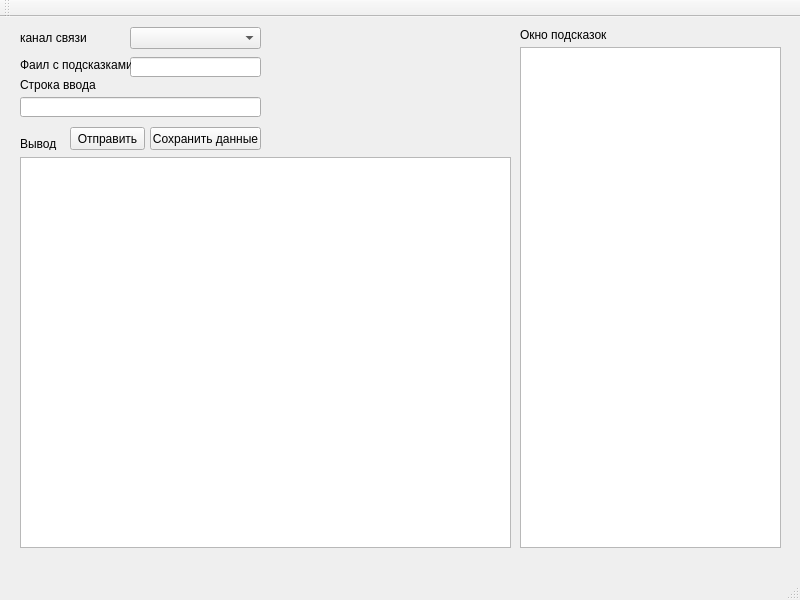
Qt form robotmanager1/mainwindow.ui (ais1199/robotmanager) before a commit.
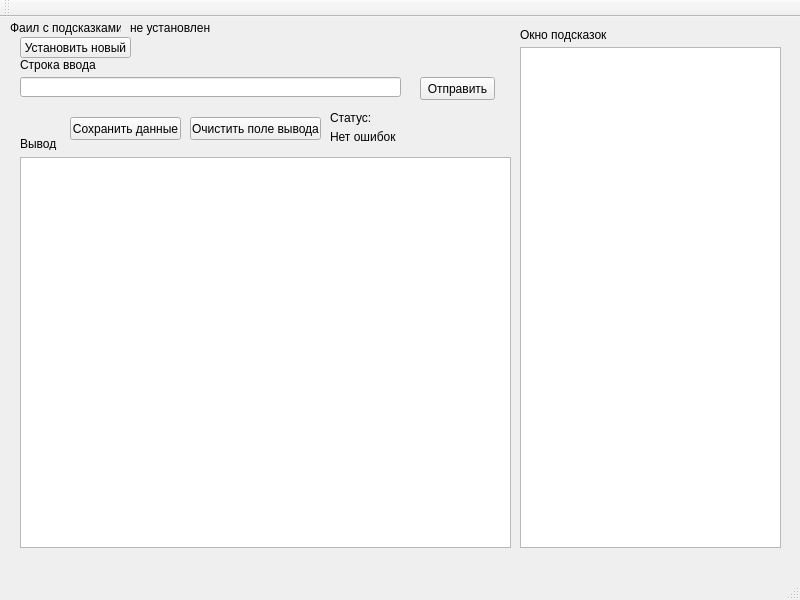
The same form after that commit.

Commit message: Пользовательский интерфейс в процессе доработки. Функции все доступны. Надо доработать маленькие грехи (вроде изъятия лишних пробелов и установки нормально кодировки) и приступить к работе с роботом. Возможно придется вернуть поле с каналами связи.

```diff
--- a/robotmanager1/mainwindow.ui
+++ b/robotmanager1/mainwindow.ui
@@ -28,8 +28,8 @@
     <property name="geometry">
      <rect>
       <x>20</x>
-      <y>80</y>
-      <width>241</width>
+      <y>60</y>
+      <width>381</width>
       <height>20</height>
      </rect>
     </property>
@@ -38,7 +38,7 @@
     <property name="geometry">
      <rect>
       <x>20</x>
-      <y>60</y>
+      <y>40</y>
       <width>81</width>
       <height>16</height>
      </rect>
@@ -63,8 +63,8 @@
    <widget class="QPushButton" name="send">
     <property name="geometry">
      <rect>
-      <x>70</x>
-      <y>110</y>
+      <x>420</x>
+      <y>60</y>
       <width>75</width>
       <height>23</height>
      </rect>
@@ -73,50 +73,30 @@
      <string>Отправить</string>
     </property>
    </widget>
-   <widget class="QComboBox" name="port">
+   <widget class="QLabel" name="mfn">
     <property name="geometry">
      <rect>
       <x>130</x>
-      <y>10</y>
-      <width>131</width>
-      <height>22</height>
-     </rect>
-    </property>
-   </widget>
-   <widget class="QLabel" name="label_3">
-    <property name="geometry">
-     <rect>
-      <x>20</x>
-      <y>10</y>
-      <width>71</width>
+      <y>0</y>
+      <width>381</width>
       <height>21</height>
      </rect>
     </property>
     <property name="text">
-     <string>канал связи</string>
-    </property>
-   </widget>
-   <widget class="QLineEdit" name="podskazkifname">
-    <property name="geometry">
-     <rect>
-      <x>130</x>
-      <y>40</y>
-      <width>131</width>
-      <height>20</height>
-     </rect>
+     <string>не установлен</string>
     </property>
    </widget>
    <widget class="QLabel" name="label_4">
     <property name="geometry">
      <rect>
-      <x>20</x>
-      <y>40</y>
+      <x>10</x>
+      <y>0</y>
       <width>111</width>
-      <height>16</height>
+      <height>21</height>
      </rect>
     </property>
     <property name="text">
-     <string>Фаил с подсказками</string>
+     <string>Фаил с подсказками:</string>
     </property>
    </widget>
    <widget class="QPlainTextEdit" name="commands">
@@ -145,8 +125,8 @@
    <widget class="QPushButton" name="save">
     <property name="geometry">
      <rect>
-      <x>150</x>
-      <y>110</y>
+      <x>70</x>
+      <y>100</y>
       <width>111</width>
       <height>23</height>
      </rect>
@@ -155,6 +135,58 @@
      <string>Сохранить данные</string>
     </property>
    </widget>
+   <widget class="QLabel" name="label_6">
+    <property name="geometry">
+     <rect>
+      <x>330</x>
+      <y>90</y>
+      <width>51</width>
+      <height>21</height>
+     </rect>
+    </property>
+    <property name="text">
+     <string>Статус:</string>
+    </property>
+   </widget>
+   <widget class="QLabel" name="status">
+    <property name="geometry">
+     <rect>
+      <x>330</x>
+      <y>110</y>
+      <width>181</width>
+      <height>20</height>
+     </rect>
+    </property>
+    <property name="text">
+     <string>Нет ошибок</string>
+    </property>
+   </widget>
+   <widget class="QPushButton" name="clearOut">
+    <property name="geometry">
+     <rect>
+      <x>190</x>
+      <y>100</y>
+      <width>131</width>
+      <height>23</height>
+     </rect>
+    </property>
+    <property name="text">
+     <string>Очистить поле вывода</string>
+    </property>
+   </widget>
+   <widget class="QPushButton" name="setMainF">
+    <property name="geometry">
+     <rect>
+      <x>20</x>
+      <y>20</y>
+      <width>111</width>
+      <height>21</height>
+     </rect>
+    </property>
+    <property name="text">
+     <string>Установить новый</string>
+    </property>
+   </widget>
   </widget>
   <widget class="QMenuBar" name="menuBar">
    <property name="geometry">
```
The commit also changes 4 other files.
